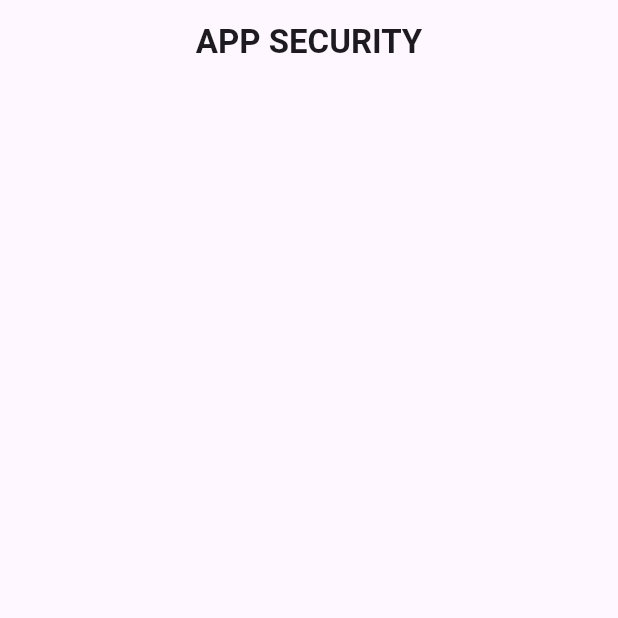
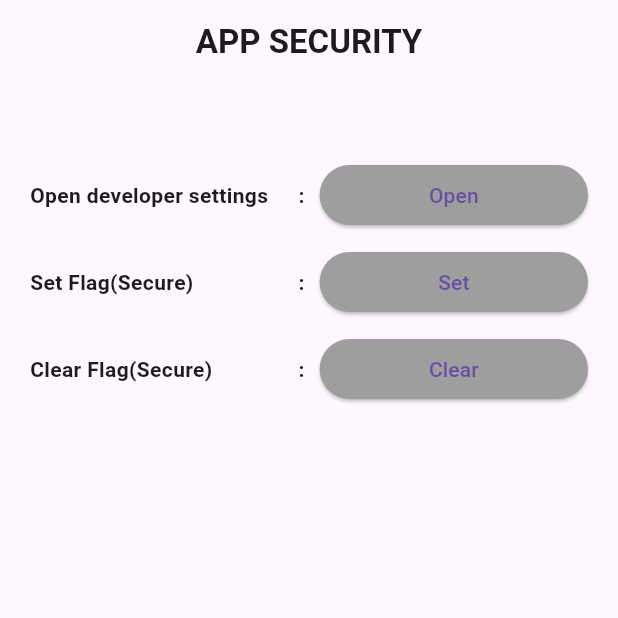
Before and after one commit to deepak07082/app_security, a Flutter app: the screen it shows after launch, on a phone screen of 412 x 824 dp, the top half of it. Run offline on Flutter 3.47's test engine with Material 3 defaults, Android fonts, the phone set to English and light mode, and no system bars.

Commit message:
example updated and code alter

```diff
--- a/example/lib/main.dart
+++ b/example/lib/main.dart
@@ -1,4 +1,5 @@
 import 'package:app_security/app_security.dart';
+import 'package:app_security/window_flags.dart';
 import 'package:flutter/material.dart';
 import 'dart:async';
 
@@ -68,8 +69,7 @@ class _MyAppState extends State<MyApp> {
           child: Column(
             children: [
               SizedBox(height: 40),
-              Expanded(
-                child: ListView.separated(
+              ListView.separated(
                 itemCount: keys.length,
                 shrinkWrap: true,
                 separatorBuilder: (context, index) {
@@ -84,16 +84,84 @@ class _MyAppState extends State<MyApp> {
                           style: TextStyle(fontWeight: FontWeight.bold),
                         ),
                       ),
-                        Text(
-                          ':',
-                          style: TextStyle(fontWeight: FontWeight.bold),
-                        ),
+                      Text(':', style: TextStyle(fontWeight: FontWeight.bold)),
                       SizedBox(width: 10),
                       Expanded(child: Text(results[keys[index]].toString())),
                     ],
                   );
                 },
               ),
+              SizedBox(height: 10),
+              Row(
+                children: [
+                  Expanded(
+                    child: Text(
+                      'Open developer settings',
+                      style: TextStyle(fontWeight: FontWeight.bold),
+                    ),
+                  ),
+                  Text(':', style: TextStyle(fontWeight: FontWeight.bold)),
+                  SizedBox(width: 10),
+                  Expanded(
+                    child: ElevatedButton(
+                      style: ButtonStyle(
+                        backgroundColor: WidgetStatePropertyAll(Colors.grey),
+                      ),
+                      onPressed: () {
+                        AppSecurity.openDeveloperSettings();
+                      },
+                      child: Text('Open'),
+                    ),
+                  ),
+                ],
+              ),
+              SizedBox(height: 10),
+              Row(
+                children: [
+                  Expanded(
+                    child: Text(
+                      'Set Flag(Secure)',
+                      style: TextStyle(fontWeight: FontWeight.bold),
+                    ),
+                  ),
+                  Text(':', style: TextStyle(fontWeight: FontWeight.bold)),
+                  SizedBox(width: 10),
+                  Expanded(
+                    child: ElevatedButton(
+                      style: ButtonStyle(
+                        backgroundColor: WidgetStatePropertyAll(Colors.grey),
+                      ),
+                      onPressed: () {
+                        AppSecurity.addFlags(WindowFlags.flagSecure);
+                      },
+                      child: Text('Set'),
+                    ),
+                  ),
+                ],
+              ),
+              SizedBox(height: 10),
+              Row(
+                children: [
+                  Expanded(
+                    child: Text(
+                      'Clear Flag(Secure)',
+                      style: TextStyle(fontWeight: FontWeight.bold),
+                    ),
+                  ),
+                  Text(':', style: TextStyle(fontWeight: FontWeight.bold)),
+                  SizedBox(width: 10),
+                  Expanded(
+                    child: ElevatedButton(
+                      style: ButtonStyle(
+                        backgroundColor: WidgetStatePropertyAll(Colors.grey),
+                      ),
+                      onPressed: () {
+                        AppSecurity.clearFlags(WindowFlags.flagSecure);
+                      },
+                      child: Text('Clear'),
+                    ),
+                  ),
+                ],
               ),
             ],
           ),
```
Also changed, not shown: 2 other files. Lines whose indentation alone changed are shown as unchanged.
